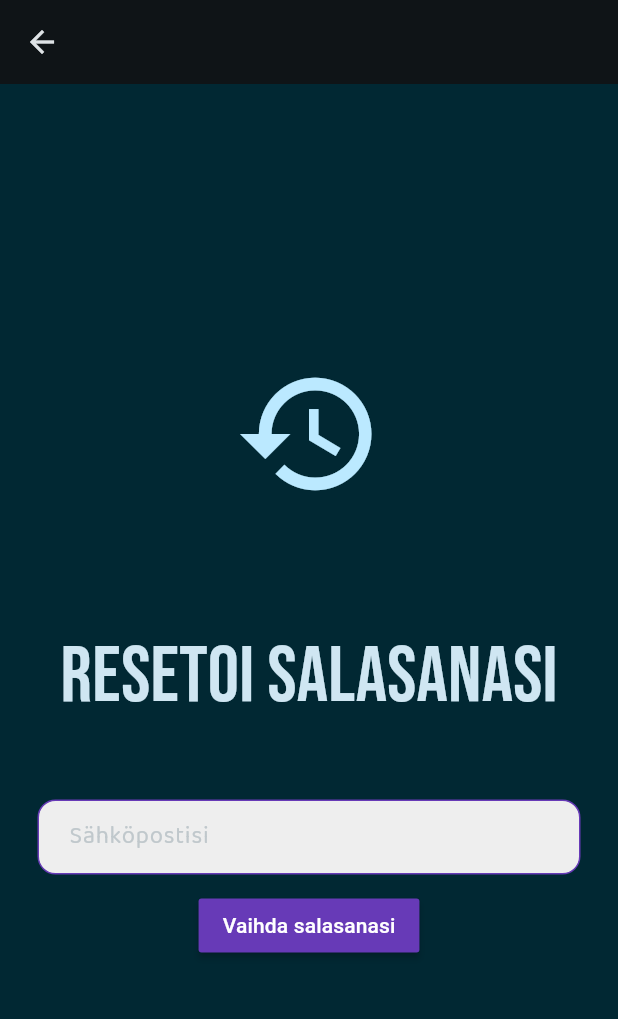
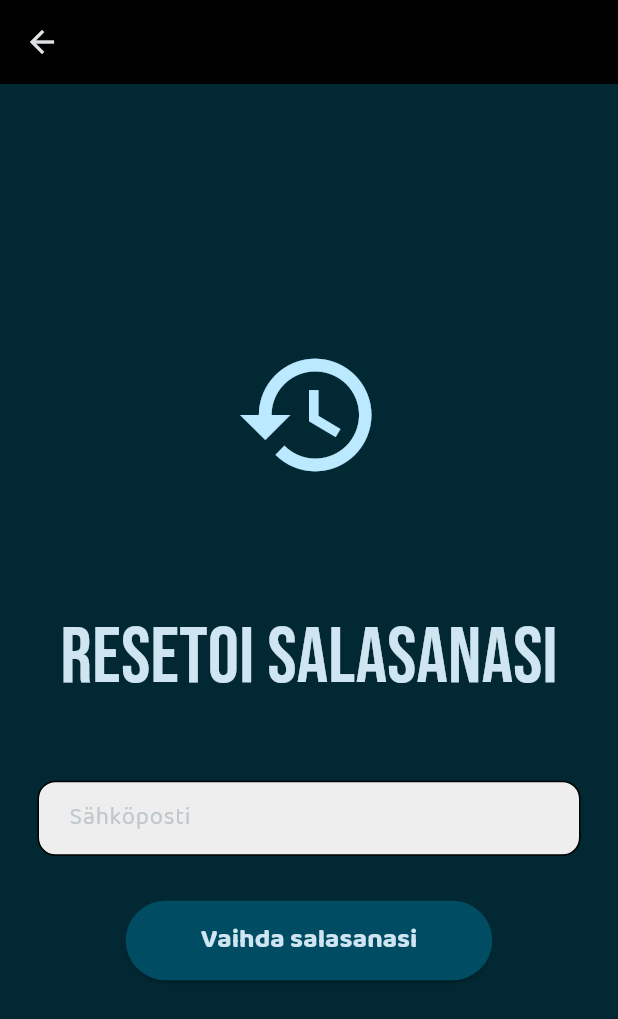
Before and after one commit to Rikuuuh/own-projects, a Flutter app: the ForgotPasswordPage screen opened directly, on a phone screen of 412 x 824 dp. Shown: the top 1019 px of the screen. Run offline on Flutter 3.47's test engine with Material 3 defaults, Android fonts, the light colour scheme and no system bars; our stand-ins replace backdrop, cloud_firestore, firebase_auth, firebase_core, firebase_database, firebase_storage and 6 more; missing offline and left inert: flame, flame_audio, open_mail_app; accounts and stored records are empty.

Commit message:
++ Vikat setit

```diff
--- a/flappy_bird/lib/auth/get_user_data.dart
+++ b/flappy_bird/lib/auth/get_user_data.dart
@@ -75,7 +75,7 @@ class GetUserData extends StatelessWidget {
             ),
             Text('Bird-pelin paras tulos : ${data['highScore']}',
                 style: Theme.of(context).textTheme.titleMedium),
-            Text('Tietovisan tulos : ${data['visaScore']} / 15',
+            Text('Tietovisan tulos : ${data['visaScore']} / 17',
                 style: Theme.of(context).textTheme.titleMedium),
           ]);
         } else if (snapshot.hasError) {
--- a/flappy_bird/lib/pages/forgot_pw_page.dart
+++ b/flappy_bird/lib/pages/forgot_pw_page.dart
@@ -105,6 +105,7 @@ class _ForgotPasswordPageState extends State<ForgotPasswordPage> {
   Widget build(BuildContext context) {
     return Scaffold(
         appBar: AppBar(
+          backgroundColor: Colors.black,
           elevation: 0,
         ),
         body: Column(
@@ -133,7 +134,7 @@ class _ForgotPasswordPageState extends State<ForgotPasswordPage> {
               child: Container(
                 decoration: BoxDecoration(
                   color: Colors.grey[200],
-                  border: Border.all(color: Colors.deepPurple),
+                  border: Border.all(color: Colors.black),
                   borderRadius: BorderRadius.circular(12),
                 ),
                 child: Padding(
@@ -143,23 +144,27 @@ class _ForgotPasswordPageState extends State<ForgotPasswordPage> {
                     controller: _emailController,
                     decoration: const InputDecoration(
                       border: InputBorder.none,
-                      hintText: 'Sähköpostisi',
+                      hintText: 'Sähköposti',
                     ),
                   ),
                 ),
               ),
             ),
             const SizedBox(
-              height: 10,
+              height: 30,
             ),
-            MaterialButton(
+            ElevatedButton(
+              style: const ButtonStyle(
+                padding: MaterialStatePropertyAll(
+                  EdgeInsets.only(left: 50, right: 50, top: 15, bottom: 15),
+                ),
+              ),
               onPressed: passwordReset,
-              color: Colors.deepPurple,
-              child: const Text(
+              child: Text(
                 'Vaihda salasanasi',
-                style: TextStyle(color: Colors.white),
+                style: Theme.of(context).textTheme.titleLarge,
               ),
-            )
+            ),
           ],
         ));
   }
--- a/flappy_bird/lib/pages/quiz_results_page.dart
+++ b/flappy_bird/lib/pages/quiz_results_page.dart
@@ -54,7 +54,7 @@ class QuizResultsPage extends StatelessWidget {
                   width: 200,
                   child: CircularProgressIndicator(
                     strokeWidth: 10,
-                    value: score / 15,
+                    value: score / 17,
                     color: Colors.green,
                     backgroundColor: Colors.redAccent,
                   ),
```
Also changed, not shown: flappy_bird/lib/data/questions.dart (+7 -7 lines).
